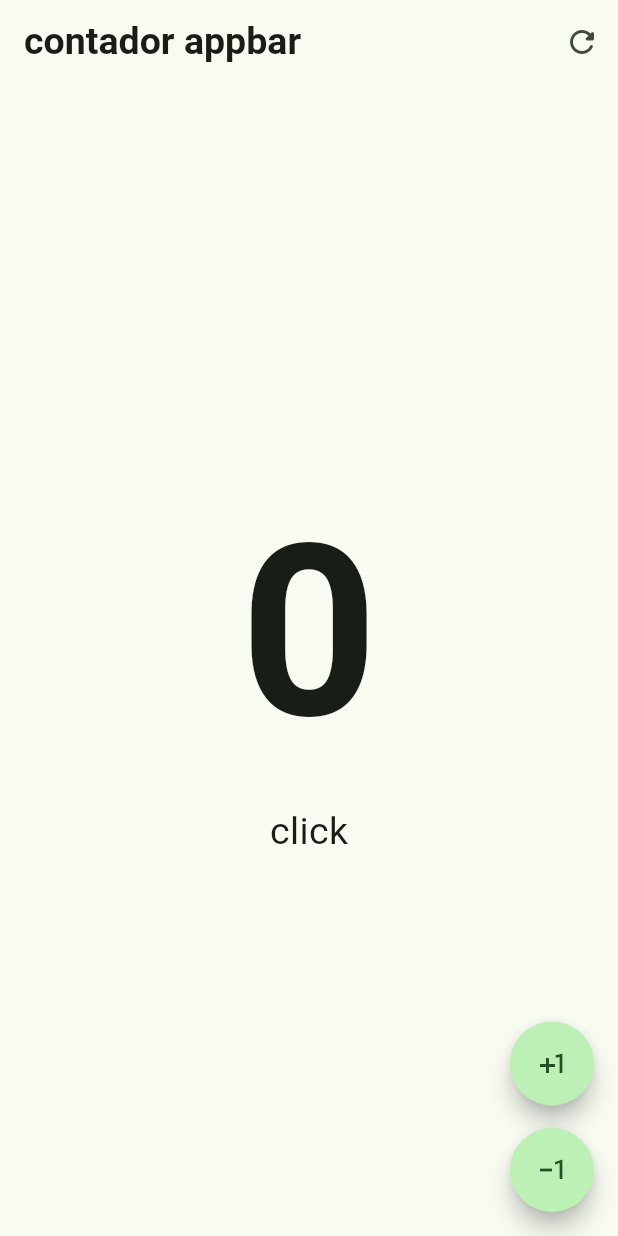
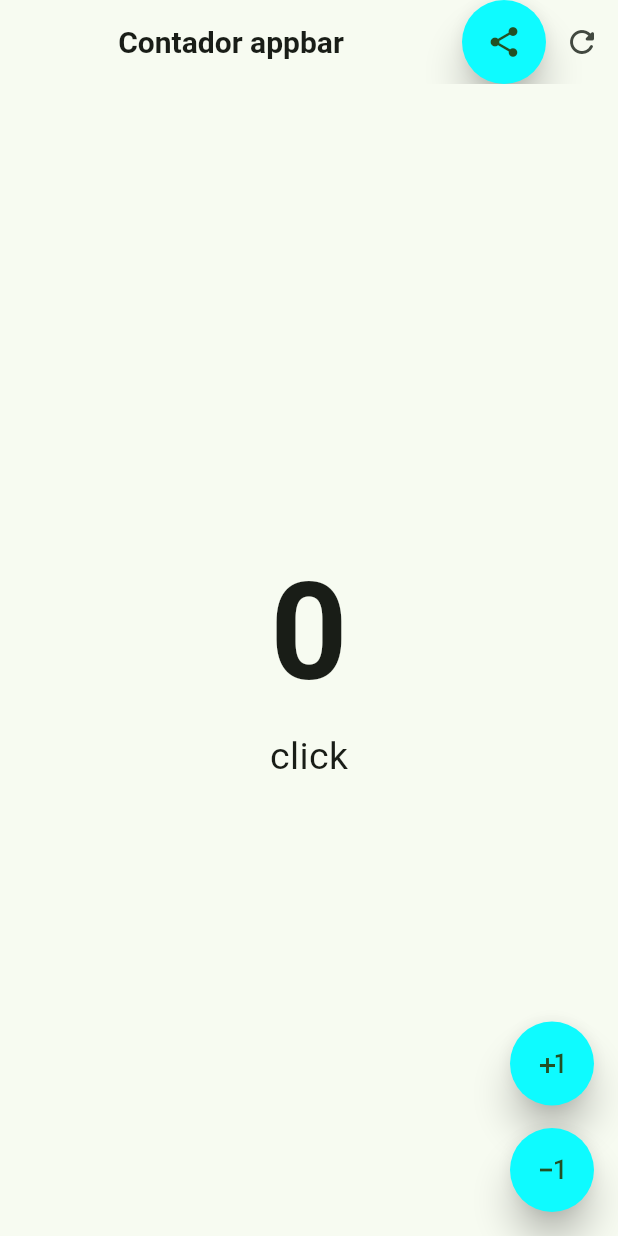
Before and after one commit to josebuen099/flutter--intro, a Flutter app: the screen it shows after launch, on a phone screen of 412 x 824 dp. Run offline on Flutter 3.47's test engine with Material 3 defaults, Android fonts, the phone set to English and light mode, and no system bars.

Commit message:
se creo esquema para implementar botones desde un mismo constructor con el fin de reducir un poco el codigo, ademas de mejorar la parte del cargar la ventana para mostrar los nuevos resultados .

```diff
--- a/prueba/aplicacion_2/lib/main.dart
+++ b/prueba/aplicacion_2/lib/main.dart
@@ -1,5 +1,5 @@
 import 'package:aplicacion_2/presentacion/screens/counter_funcion_screen.dart';
-import 'package:aplicacion_2/presentacion/screens/counter_screen.dart';
+//import 'package:aplicacion_2/presentacion/screens/counter_screen.dart';
 import 'package:flutter/material.dart';
 
 void main() {
--- a/prueba/aplicacion_2/lib/presentacion/screens/counter_funcion_screen.dart
+++ b/prueba/aplicacion_2/lib/presentacion/screens/counter_funcion_screen.dart
@@ -8,34 +8,46 @@ class CounterFuncionScreen extends StatefulWidget {
 }
 
 class _CounterFuncionScreenState extends State<CounterFuncionScreen> {
-  int clickCounter=0;
+  int clickCounter = 0;
   @override
   Widget build(BuildContext context) {
     return Scaffold(
         appBar: AppBar(
-        title: const Text('contador appbar',style: TextStyle(fontSize:25,fontWeight: FontWeight.bold),textAlign: TextAlign.center),
+          title: const Center(
+            child: Text(
+              'Contador appbar',
+              style: TextStyle(fontSize: 20, fontWeight: FontWeight.bold),
+            ),
+          ),
           actions: [
-          IconButton(
-                    icon:const Icon(Icons.refresh_rounded),
-
+            Custombutton(
+              icon: Icons.share,
               onPressed: () {
                 setState(() {
-              clickCounter=0;
+                  clickCounter = 1000;
                 });
-         },),
-
+              },
+            ),
+            IconButton(
+              icon: const Icon(Icons.refresh_rounded),
+              onPressed: () {
+                setState(() {
+                  clickCounter = 0;
+                });
+              },
+            ),
           ],
         ),
-      body:  Center(
-
+        body: Center(
           child: Column(
             mainAxisAlignment: MainAxisAlignment.center,
             children: [
               Text('$clickCounter',
-                style: const TextStyle(fontSize: 160, fontWeight: FontWeight.bold)),
-            if(clickCounter>1)
+                  style: const TextStyle(
+                      fontSize: 90, fontWeight: FontWeight.bold)),
+              if (clickCounter > 1)
                 const Text('clicks', style: TextStyle(fontSize: 25)),
-           if(clickCounter<=1)
+              if (clickCounter <= 1)
                 const Text('click', style: TextStyle(fontSize: 25))
               //if(clickCounter<1)
               //otra forma
@@ -45,39 +57,53 @@ class _CounterFuncionScreenState extends State<CounterFuncionScreen> {
         ),
         floatingActionButton: Column(
           mainAxisAlignment: MainAxisAlignment.end,
-        children: [FloatingActionButton(
-           shape: const StadiumBorder(),
+          children: [
+            Custombutton(
+                icon: Icons.plus_one,
                 onPressed: () {
-
                   setState(() {
                     clickCounter++;
                   });
+                }),
+            const SizedBox(
+              height: 15,
+            ),
+            Custombutton(
+              icon: Icons.exposure_minus_1_outlined,
+              onPressed: () {
+                setState(() {
+                  if (clickCounter == 0) {
+                    return;
+                  } else {
+                    clickCounter--;
+                  }
+                });
               },
-        child: const Icon(Icons.plus_one),
             ),
-      const SizedBox(height: 15,),
-      FloatingActionButton(
-        shape: const StadiumBorder(),
-        onPressed: () {
-
-
-          setState(() {
-            if(clickCounter<=0){
-              const Text('no puede ingresar numeros negativos');
-
-            }else{
-              clickCounter--;
-
+          ],
+        ));
+  }
 }
 
+class Custombutton extends StatelessWidget {
+  final IconData icon;
+  final VoidCallback? onPressed;
 
+  const Custombutton({
+    super.key,
+    required this.icon,
+    this.onPressed,
+  });
 
-          });
-        },
-        child: const Icon(Icons.exposure_minus_1_outlined),
-      ),
-      ],
-      )
+  @override
+  Widget build(BuildContext context) {
+    return FloatingActionButton(
+      enableFeedback: true,
+      elevation: 10,
+      backgroundColor: Color.fromARGB(255, 14, 251, 255),
+      shape: const StadiumBorder(),
+      onPressed: onPressed,
+      child: Icon(icon),
     );
   }
 }
```
Lines whose indentation alone changed are shown as unchanged.
